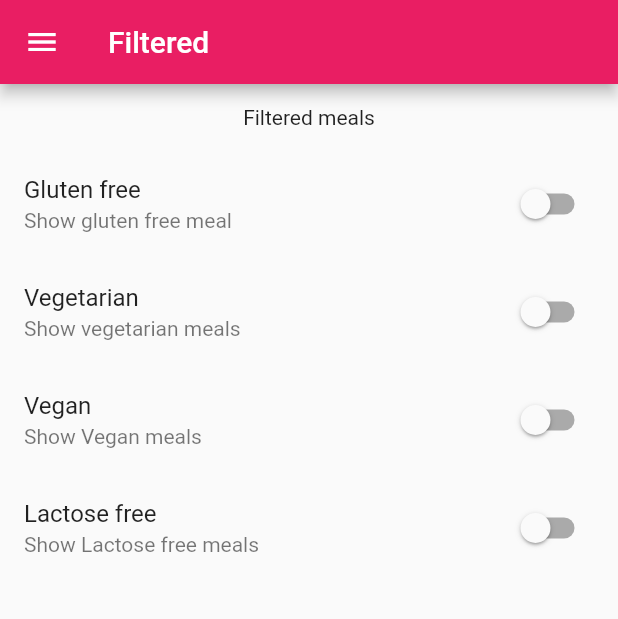
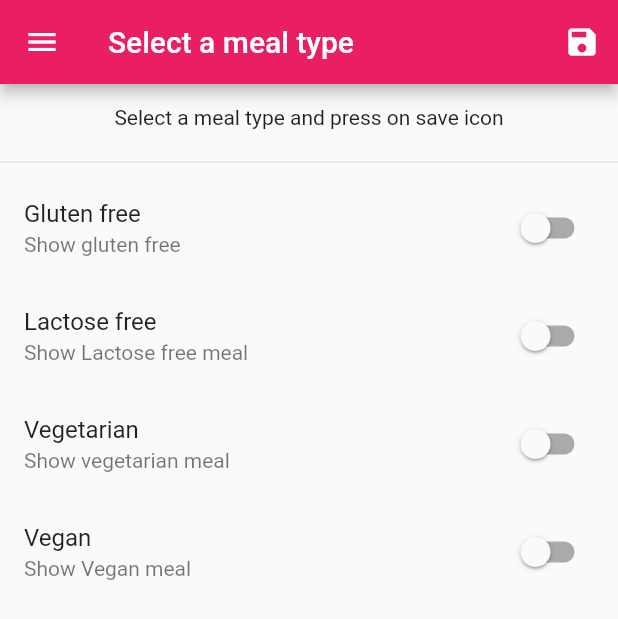
Before and after one commit to mydigita/flutter-recipe-app, a Flutter app: the FilterScreen screen opened by its route, on a phone screen of 412 x 824 dp. Shown: the top 619 px of the screen. Run offline on Flutter 3.47's test engine with Material 2 defaults, Android fonts, the phone set to English and light mode, and no system bars.

Commit message:
added and activated filter options

```diff
--- a/lib/main.dart
+++ b/lib/main.dart
@@ -1,16 +1,53 @@
 import 'package:flutter/material.dart';
-import '../screens/filter_screen.dart';
+import './meal_data.dart';
+import './screens/filter_screen.dart';
 import './screens/tabs_screen.dart';
 import './screens/meal_detail_screen.dart';
 import './screens/category_meals_screen.dart';
 import './screens/categories_screen.dart';
+import './models/meal.dart';
 
 void main() {
   runApp(const MyApp());
 }
 
-class MyApp extends StatelessWidget {
+class MyApp extends StatefulWidget {
   const MyApp({super.key});
+
+  @override
+  State<MyApp> createState() => _MyAppState();
+}
+
+class _MyAppState extends State<MyApp> {
+  Map<String, bool> _filters = {
+    'gluten': false,
+    'lactose': false,
+    'vegan': false,
+    'vegetarian': false,
+  };
+
+  List<Meal> _availableMeals = listOfMeals;
+
+  void _setFilters(Map<String, bool> filterData) {
+    setState(() {
+      _filters = filterData;
+      _availableMeals = listOfMeals.where((meal) {
+        if (_filters['gluten']! && !meal.isGlutenFree) {
+          return false;
+        }
+        if (_filters['lactose']! && !meal.isLactoseFree) {
+          return false;
+        }
+        if (_filters['vegetarian']! && !meal.isVegetarian) {
+          return false;
+        }
+        if (_filters['vegan']! && !meal.isVegan) {
+          return false;
+        }
+        return true;
+      }).toList();
+    });
+  }
 
   @override
   Widget build(BuildContext context) {
@@ -20,9 +57,13 @@ class MyApp extends StatelessWidget {
       initialRoute: '/',
       routes: {
         '/': (context) => const TabScreen(),
-        CategoryMealsScreen.routeName: (context) => const CategoryMealsScreen(),
+        CategoryMealsScreen.routeName: (context) =>
+            CategoryMealsScreen(availableMeals: _availableMeals),
         MealDetailScreen.routeName: (context) => const MealDetailScreen(),
-        FilterScreen.routeName: (context) => const FilterScreen(),
+        FilterScreen.routeName: (context) => FilterScreen(
+              currentFilters: _filters,
+              saveFilters: _setFilters,
+            ),
       },
       onGenerateRoute: (settings) {
         return MaterialPageRoute(builder: (ctx) => const CategoriesScreen());
--- a/lib/screens/category_meals_screen.dart
+++ b/lib/screens/category_meals_screen.dart
@@ -1,22 +1,22 @@
 import 'package:flutter/material.dart';
 import '../widgets/meal_item.dart';
 import '../models/meal.dart';
-import '../meal_data.dart';
 
 class CategoryMealsScreen extends StatefulWidget {
   static const routeName = '/category-meals';
 
-  const CategoryMealsScreen({super.key});
+  final List<Meal> availableMeals;
+
+  const CategoryMealsScreen({super.key, required this.availableMeals});
 
   @override
   State<CategoryMealsScreen> createState() => _CategoryMealsScreenState();
 }
 
 class _CategoryMealsScreenState extends State<CategoryMealsScreen> {
-  var _loadedInitData = false;
   String? categoryTitle;
   late List<Meal> displayedMeals;
-
+  var _loadedInitData = false;
   @override
   void initState() {
     super.initState();
@@ -29,7 +29,7 @@ class _CategoryMealsScreenState extends State<CategoryMealsScreen> {
           ModalRoute.of(context)?.settings.arguments as Map<String, String>;
       categoryTitle = routeArgs['title']!;
       final categoryId = routeArgs['id'];
-      displayedMeals = listOfMeals.where((meal) {
+      displayedMeals = widget.availableMeals.where((meal) {
         return meal.categories.contains(categoryId);
       }).toList();
 
--- a/lib/screens/filter_screen.dart
+++ b/lib/screens/filter_screen.dart
@@ -3,7 +3,15 @@ import '../widgets/main_drawer.dart';
 
 class FilterScreen extends StatefulWidget {
   static const routeName = '/filters';
-  const FilterScreen({super.key});
+
+  final Function saveFilters;
+  final Map<String, bool> currentFilters;
+
+  const FilterScreen({
+    super.key,
+    required this.currentFilters,
+    required this.saveFilters,
+  });
 
   @override
   State<FilterScreen> createState() => _FilterScreenState();
@@ -11,69 +19,107 @@ class FilterScreen extends StatefulWidget {
 
 class _FilterScreenState extends State<FilterScreen> {
   bool _glutenFree = false;
+  bool _lactoseFree = false;
   bool _vegetarian = false;
   bool _vegan = false;
-  bool _lactoseFree = false;
+
+  @override
+  void initState() {
+    _glutenFree = widget.currentFilters['gluten']!;
+    _lactoseFree = widget.currentFilters['lactose']!;
+    _vegetarian = widget.currentFilters['vegetarian']!;
+    _vegan = widget.currentFilters['vegan']!;
+    super.initState();
+  }
+
+  Widget _buildSwitchListTiles(
+    String title,
+    String description,
+    bool currentValue,
+    dynamic updateValue,
+  ) {
+    return SwitchListTile(
+      title: Text(title),
+      subtitle: Text(description),
+      value: currentValue,
+      onChanged: updateValue,
+    );
+  }
 
   @override
   Widget build(BuildContext context) {
     return Scaffold(
       appBar: AppBar(
-        title: const Text('Filtered'),
+        title: const Text('Select a meal type'),
+        actions: [
+          IconButton(
+            icon: const Icon(Icons.save),
+            onPressed: () {
+              final selectedFilters = {
+                'gluten': _glutenFree,
+                'lactose': _lactoseFree,
+                'vegetarian': _vegetarian,
+                'vegan': _vegan,
+              };
+              widget.saveFilters(selectedFilters);
+            },
+          ),
+        ],
       ),
       drawer: const MainDrawer(),
       body: Column(
         children: [
           Container(
             padding: const EdgeInsets.all(14),
-            child: const Text('Filtered meals'),
+            child: const Text('Select a meal type and press on save icon'),
           ),
+          const Divider(),
           Expanded(
             child: ListView(
               children: [
-                SwitchListTile(
-                  title: const Text('Gluten free'),
-                  subtitle: const Text('Show gluten free meal'),
-                  value: _glutenFree,
-                  onChanged: ((newValue) {
+                _buildSwitchListTiles(
+                  'Gluten free',
+                  'Show gluten free',
+                  _glutenFree,
+                  (newValue) {
                     setState(() {
                       _glutenFree = newValue;
                     });
-                  }),
+                  },
                 ),
-                SwitchListTile(
-                  title: const Text('Vegetarian'),
-                  subtitle: const Text('Show vegetarian meals'),
-                  value: _vegetarian,
-                  onChanged: ((newValue) {
+                _buildSwitchListTiles(
+                  'Lactose free',
+                  'Show Lactose free meal',
+                  _lactoseFree,
+                  (newValue) {
+                    setState(() {
+                      _lactoseFree = newValue;
+                    });
+                  },
+                ),
+                _buildSwitchListTiles(
+                  'Vegetarian',
+                  'Show vegetarian meal',
+                  _vegetarian,
+                  (newValue) {
                     setState(() {
                       _vegetarian = newValue;
                     });
-                  }),
+                  },
                 ),
-                SwitchListTile(
-                  title: const Text('Vegan'),
-                  subtitle: const Text('Show Vegan meals'),
-                  value: _vegan,
-                  onChanged: ((newValue) {
+                _buildSwitchListTiles(
+                  'Vegan',
+                  'Show Vegan meal',
+                  _vegan,
+                  (newValue) {
                     setState(() {
                       _vegan = newValue;
                     });
-                  }),
-                ),
-                SwitchListTile(
-                  title: const Text('Lactose free'),
-                  subtitle: const Text('Show Lactose free meals'),
-                  value: _lactoseFree,
-                  onChanged: ((newValue) {
-                    setState(() {
-                      _lactoseFree = newValue;
-                    });
-                  }),
+                  },
                 ),
               ],
             ),
-          )
+          ),
         ],
       ),
     );
```
